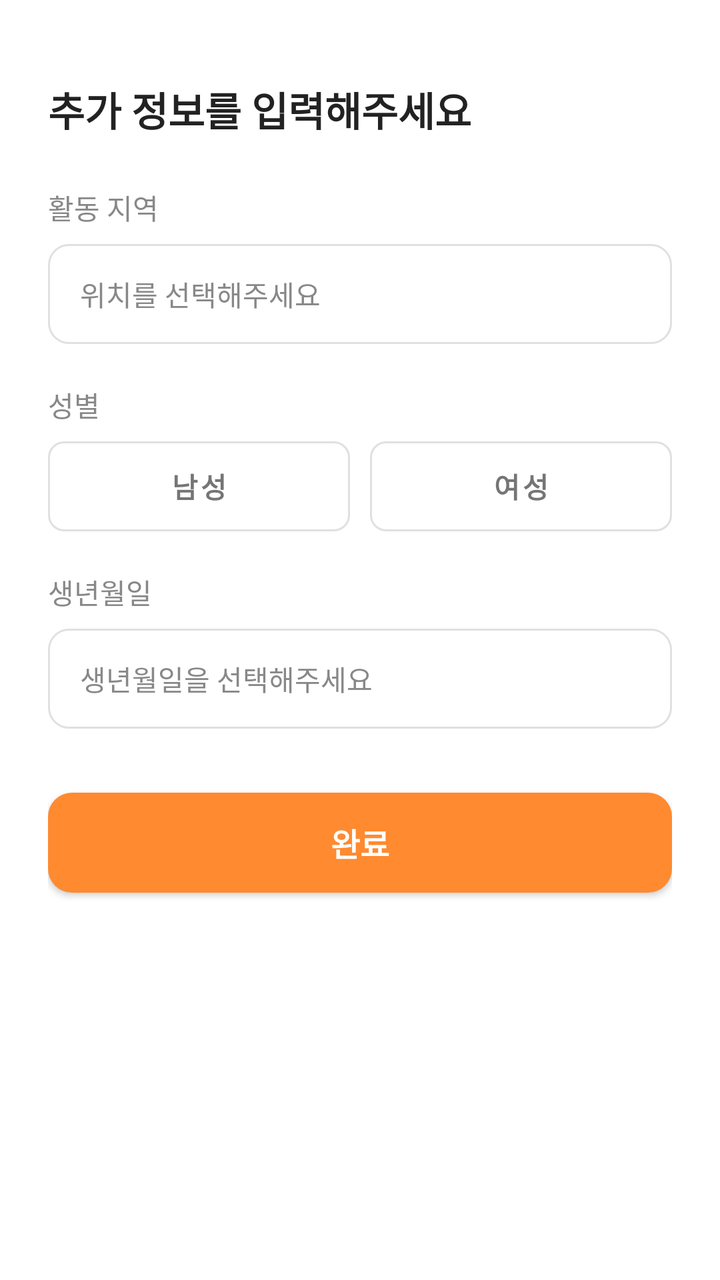
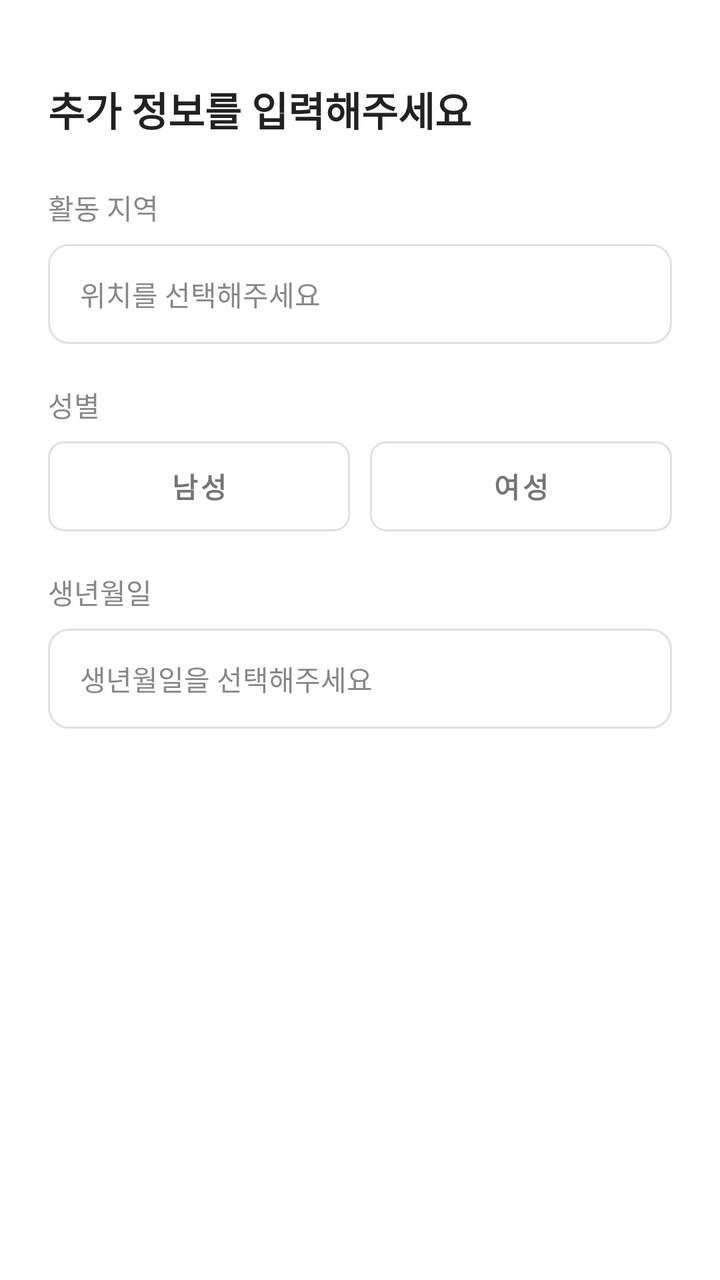

Before-and-after screenshots of an Android layout around one commit, followed by the original layout XML and the change that was made.
<!-- AndroidManifest.xml: application theme Theme.Honbabapp -->
<!-- res/layout/activity_onboarding.xml -->
<?xml version="1.0" encoding="utf-8"?>
<ScrollView xmlns:android="http://schemas.android.com/apk/res/android"
    xmlns:app="http://schemas.android.com/apk/res-auto"
    android:layout_width="match_parent"
    android:layout_height="match_parent"
    android:fillViewport="true"
    android:clipToPadding="false">

    <LinearLayout
        android:layout_width="match_parent"
        android:layout_height="wrap_content"
        android:orientation="vertical"
        android:padding="24dp">

        
        <TextView
            android:layout_width="wrap_content"
            android:layout_height="wrap_content"
            android:text="추가 정보를 입력해주세요"
            android:textSize="20sp"
            android:textStyle="bold"
            android:textColor="@color/text_100"
            android:layout_marginTop="16dp"
            android:layout_marginBottom="24dp"/>

        
        <LinearLayout
            android:id="@+id/layout_nickname"
            android:layout_width="match_parent"
            android:layout_height="wrap_content"
            android:orientation="vertical"
            android:visibility="gone"
            android:layout_marginBottom="20dp">

            <TextView
                android:layout_width="wrap_content"
                android:layout_height="wrap_content"
                android:text="닉네임"
                android:textSize="14sp"
                android:textColor="@color/text_200"
                android:layout_marginBottom="8dp"/>

            <LinearLayout
                android:layout_width="match_parent"
                android:layout_height="wrap_content"
                android:orientation="horizontal">

                <EditText
                    android:id="@+id/et_nickname"
                    android:layout_width="0dp"
                    android:layout_height="50dp"
                    android:layout_weight="1"
                    android:hint="닉네임 입력 (2-10자)"
                    android:textColorHint="@color/text_200"
                    android:textColor="@color/text_100"
                    android:textSize="14sp"
                    android:background="@drawable/edittext_background"
                    android:paddingHorizontal="16dp"/>

            </LinearLayout>

            <TextView
                android:id="@+id/tv_nickname_check_result"
                android:layout_width="wrap_content"
                android:layout_height="wrap_content"
                android:textSize="12sp"
                android:layout_marginTop="4dp"
                android:visibility="gone"/>

        </LinearLayout>

        
        <LinearLayout
            android:id="@+id/layout_phone"
            android:layout_width="match_parent"
            android:layout_height="wrap_content"
            android:orientation="vertical"
            android:visibility="gone"
            android:layout_marginBottom="20dp">

            <TextView
                android:layout_width="wrap_content"
                android:layout_height="wrap_content"
                android:text="전화번호"
                android:textSize="14sp"
                android:textColor="@color/text_200"
                android:layout_marginBottom="8dp"/>

            <LinearLayout
                android:layout_width="match_parent"
                android:layout_height="wrap_content"
                android:orientation="horizontal">

                <EditText
                    android:id="@+id/et_phone_number"
                    android:layout_width="0dp"
                    android:layout_height="50dp"
                    android:layout_weight="1"
                    android:hint="010-0000-0000"
                    android:textColorHint="@color/text_200"
                    android:textColor="@color/text_100"
                    android:textSize="14sp"
                    android:inputType="phone"
                    android:background="@drawable/edittext_background"
                    android:paddingHorizontal="16dp"/>

            </LinearLayout>

            <TextView
                android:id="@+id/tv_phone_check_result"
                android:layout_width="wrap_content"
                android:layout_height="wrap_content"
                android:textSize="12sp"
                android:layout_marginTop="4dp"
                android:visibility="gone"/>

        </LinearLayout>

        
        <LinearLayout
            android:id="@+id/layout_location_section"
            android:layout_width="match_parent"
            android:layout_height="wrap_content"
            android:orientation="vertical"
            android:layout_marginBottom="20dp">

            <TextView
                android:layout_width="wrap_content"
                android:layout_height="wrap_content"
                android:text="활동 지역"
                android:textSize="14sp"
                android:textColor="@color/text_200"
                android:layout_marginBottom="8dp"/>

            <LinearLayout
                android:id="@+id/layout_location_select"
                android:layout_width="match_parent"
                android:layout_height="50dp"
                android:orientation="horizontal"
                android:gravity="center_vertical"
                android:background="@drawable/edittext_background"
                android:paddingHorizontal="16dp"
                android:clickable="true"
                android:focusable="true">

                <TextView
                    android:id="@+id/tv_selected_location"
                    android:layout_width="0dp"
                    android:layout_height="wrap_content"
                    android:layout_weight="1"
                    android:text="위치를 선택해주세요"
                    android:textColor="@color/text_200"
                    android:textSize="14sp"/>

            </LinearLayout>

        </LinearLayout>

        
        <LinearLayout
            android:id="@+id/layout_gender_section"
            android:layout_width="match_parent"
            android:layout_height="wrap_content"
            android:orientation="vertical"
            android:layout_marginBottom="20dp">

            <TextView
                android:layout_width="wrap_content"
                android:layout_height="wrap_content"
                android:text="성별"
                android:textSize="14sp"
                android:textColor="@color/text_200"
                android:layout_marginBottom="8dp"/>

            <LinearLayout
                android:layout_width="match_parent"
                android:layout_height="wrap_content"
                android:orientation="horizontal">

                <com.google.android.material.button.MaterialButton
                    android:id="@+id/btn_gender_male"
                    style="@style/Widget.MaterialComponents.Button.OutlinedButton"
                    android:layout_width="0dp"
                    android:layout_height="45dp"
                    android:layout_weight="1"
                    android:text="남성"
                    android:textSize="14sp"
                    android:textStyle="bold"
                    android:insetTop="0dp"
                    android:insetBottom="0dp"
                    app:backgroundTint="@color/gender_button_background_tint"
                    app:strokeColor="@color/gender_button_stroke_color"
                    app:strokeWidth="1dp"
                    android:textColor="@color/gender_button_text_color"
                    app:cornerRadius="8dp"
                    android:layout_marginEnd="5dp" />

                <com.google.android.material.button.MaterialButton
                    android:id="@+id/btn_gender_female"
                    style="@style/Widget.MaterialComponents.Button.OutlinedButton"
                    android:layout_width="0dp"
                    android:layout_height="45dp"
                    android:layout_weight="1"
                    android:text="여성"
                    android:textSize="14sp"
                    android:textStyle="bold"
                    android:insetTop="0dp"
                    android:insetBottom="0dp"
                    app:backgroundTint="@color/gender_button_background_tint"
                    app:strokeColor="@color/gender_button_stroke_color"
                    app:strokeWidth="1dp"
                    android:textColor="@color/gender_button_text_color"
                    app:cornerRadius="8dp"
                    android:layout_marginStart="5dp" />

            </LinearLayout>

        </LinearLayout>

        
        <LinearLayout
            android:id="@+id/layout_birthday_section"
            android:layout_width="match_parent"
            android:layout_height="wrap_content"
            android:orientation="vertical"
            android:layout_marginBottom="32dp">

            <TextView
                android:layout_width="wrap_content"
                android:layout_height="wrap_content"
                android:text="생년월일"
                android:textSize="14sp"
                android:textColor="@color/text_200"
                android:layout_marginBottom="8dp"/>

            <LinearLayout
                android:id="@+id/layout_birthday_select"
                android:layout_width="match_parent"
                android:layout_height="50dp"
                android:orientation="horizontal"
                android:gravity="center_vertical"
                android:background="@drawable/edittext_background"
                android:paddingHorizontal="16dp"
                android:clickable="true"
                android:focusable="true">

                <TextView
                    android:id="@+id/tv_selected_birthday"
                    android:layout_width="0dp"
                    android:layout_height="wrap_content"
                    android:layout_weight="1"
                    android:text="생년월일을 선택해주세요"
                    android:textColor="@color/text_200"
                    android:textSize="14sp"/>

            </LinearLayout>

        </LinearLayout>

        
        <Button
            android:id="@+id/btn_complete_onboarding"
            android:layout_width="match_parent"
            android:layout_height="50dp"
            android:text="완료"
            android:textColor="@color/white"
            android:textSize="16sp"
            android:textStyle="bold"
            android:background="@drawable/button_primary_background"
            android:elevation="2dp"/>

    </LinearLayout>

</ScrollView>
<!-- resources referenced by this layout -->
<resources>
  <color name="text_100">#222222</color>
  <color name="text_200">#888888</color>
  <color name="white">#FFFFFFFF</color>
  <!-- drawable button_primary_background (drawable) -->
  <?xml version="1.0" encoding="utf-8"?>
  <shape xmlns:android="http://schemas.android.com/apk/res/android">
      <solid android:color="@color/primary_100" />
      <corners android:radius="12dp" />
  </shape>
  <!-- drawable edittext_background (drawable) -->
  <?xml version="1.0" encoding="utf-8"?>
  <selector xmlns:android="http://schemas.android.com/apk/res/android">
  
  
      <item android:state_focused="true">
          <shape android:shape="rectangle">
              <solid android:color="@color/bg_100"/>
              <corners android:radius="10dp"/>
              <stroke
                  android:width="2dp"
                  android:color="@color/primary_100"/>
          </shape>
      </item>
  
  
      <item>
          <shape android:shape="rectangle">
              <solid android:color="@color/bg_100"/>
              <corners android:radius="10dp"/>
              <stroke
                  android:width="1dp"
                  android:color="@color/border_100"/>
          </shape>
      </item>
  
  </selector>
  <style name="Theme.Honbabapp" parent="Base.Theme.Honbabapp">
          <item name="android:windowIsTranslucent">true</item>
      </style>
  <color name="primary_100">#FF8A30</color>
  <color name="bg_100">#FFFFFF</color>
  <color name="border_100">#E0E0E0</color>
  <style name="Base.Theme.Honbabapp" parent="Theme.Material3.Light.NoActionBar">
          
          <item name="colorPrimary">@color/primary_100</item>
          <item name="colorPrimaryVariant">@color/primary_200</item>
          <item name="colorOnPrimary">@android:color/white</item>
  
          
          <item name="colorSecondary">@color/accent_100</item>
          <item name="colorSecondaryVariant">@color/accent_200</item>
          <item name="colorOnSecondary">@android:color/white</item>
  
          
          <item name="android:colorBackground">@color/bg_100</item>
          <item name="colorSurface">@color/white</item>
          <item name="colorOnSurface">@color/text_100</item>
  
          
          <item name="android:statusBarColor">@android:color/white</item>
          <item name="android:windowLightStatusBar">true</item>
          
      </style>
  <color name="primary_200">#FF6F0F</color>
  <color name="accent_100">#00C7AE</color>
  <color name="accent_200">#2B2B2B</color>
</resources>

<!-- the commit's change to res/layout/activity_onboarding.xml (unified diff, before → after) -->
@@ -260,13 +260,11 @@
         
         <Button
             android:id="@+id/btn_complete_onboarding"
+            style="@style/Widget.Honbab.Button.Primary"
             android:layout_width="match_parent"
             android:layout_height="50dp"
             android:text="완료"
-            android:textColor="@color/white"
             android:textSize="16sp"
-            android:textStyle="bold"
-            android:background="@drawable/button_primary_background"
             android:elevation="2dp"/>
 
     </LinearLayout>
<!-- resource entries referenced after the edit -->
@@ -3,12 +3,6 @@
   <color name="text_100">#222222</color>
   <color name="text_200">#888888</color>
   <color name="white">#FFFFFFFF</color>
-  <!-- drawable button_primary_background (drawable) -->
-  <?xml version="1.0" encoding="utf-8"?>
-  <shape xmlns:android="http://schemas.android.com/apk/res/android">
-      <solid android:color="@color/primary_100" />
-      <corners android:radius="12dp" />
-  </shape>
   <!-- drawable edittext_background (drawable) -->
   <?xml version="1.0" encoding="utf-8"?>
   <selector xmlns:android="http://schemas.android.com/apk/res/android">
@@ -36,12 +30,26 @@
       </item>
   
   </selector>
+  <style name="Widget.Honbab.Button.Primary" parent="Widget.Honbab.Button">
+          <item name="android:textColor">@color/white</item>
+          <item name="backgroundTint">@color/primary_button_bg</item>
+      </style>
   <style name="Theme.Honbabapp" parent="Base.Theme.Honbabapp">
           <item name="android:windowIsTranslucent">true</item>
       </style>
   <color name="primary_100">#FF8A30</color>
   <color name="bg_100">#FFFFFF</color>
   <color name="border_100">#E0E0E0</color>
+  <style name="Widget.Honbab.Button" parent="Widget.Material3.Button">
+          <item name="android:layout_height">50dp</item>
+          <item name="android:textSize">16sp</item>
+          <item name="android:textStyle">bold</item>
+          <item name="android:letterSpacing">-0.02</item>
+          <item name="cornerRadius">12dp</item>
+          <item name="elevation">0dp</item>
+          <item name="android:insetTop">0dp</item>
+          <item name="android:insetBottom">0dp</item>
+      </style>
   <style name="Base.Theme.Honbabapp" parent="Theme.Material3.Light.NoActionBar">
           
           <item name="colorPrimary">@color/primary_100</item>
